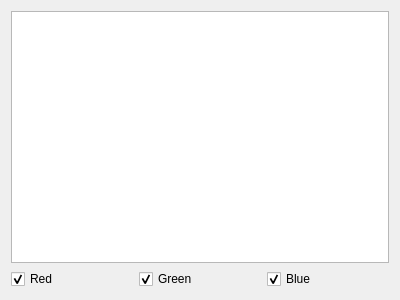
Above: ImageViewer/HistogramWindow.ui from MCInversion/ImageViewer before the change. Below: the same form after it.
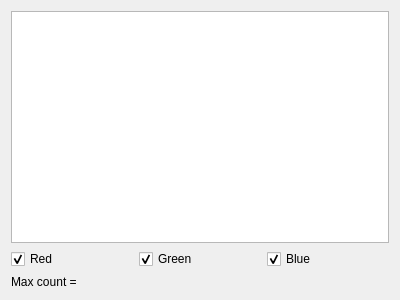
That is the form after the change.

Diff of the .ui file:
```diff
--- a/ImageViewer/HistogramWindow.ui
+++ b/ImageViewer/HistogramWindow.ui
@@ -51,6 +51,13 @@
      </item>
     </layout>
    </item>
+   <item>
+    <widget class="QLabel" name="maxLabel">
+     <property name="text">
+      <string>Max count = </string>
+     </property>
+    </widget>
+   </item>
   </layout>
  </widget>
  <layoutdefault spacing="6" margin="11"/>
```
